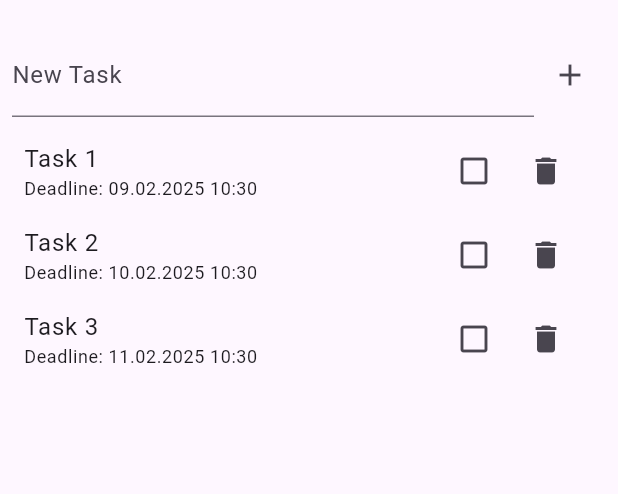
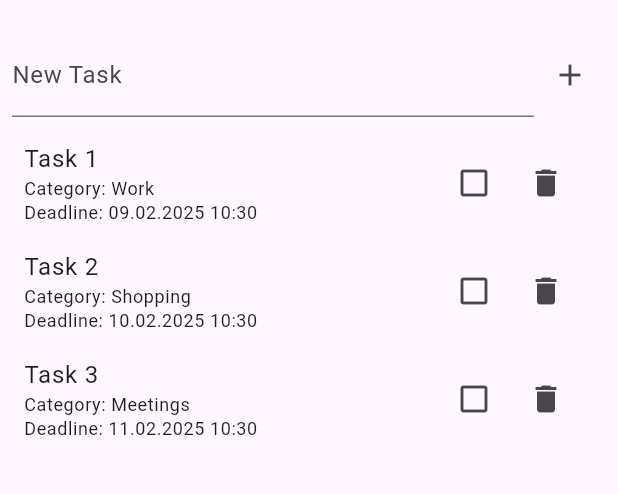
Before and after one commit to AlexandrCher/todo_list, a Flutter app: the screen it shows after launch, on a phone screen of 412 x 824 dp, the part 63-557 px from its top. Run offline on Flutter 3.47's test engine with Material 3 defaults, Android fonts, the phone set to English and light mode, and no system bars.

Commit message:
Added category display to TaskCard.

```diff
--- a/lib/widgets/task_card.dart
+++ b/lib/widgets/task_card.dart
@@ -36,6 +36,10 @@ class TaskCard extends StatelessWidget {
                 : Theme.of(context).textTheme.bodyLarge,
           ),
           Text(
+            'Category: ${task.category}',
+            style: Theme.of(context).textTheme.bodySmall,
+          ),
+          Text(
             'Deadline: ${formatDateTime(task.deadline)}',
             style: Theme.of(context).textTheme.bodySmall,
           ),
```
